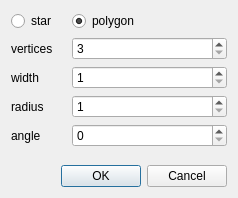
Before: the Qt Designer form lib/polygon/polygondialog.ui in BigCubeCat/paint, drawn with Qt 5.
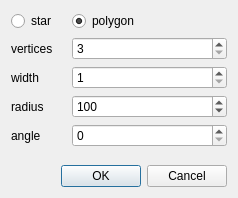
After: the same form once the commit is applied. Icons and pictures are not drawn.

Patch:
```diff
--- a/lib/polygon/polygondialog.ui
+++ b/lib/polygon/polygondialog.ui
@@ -65,6 +65,9 @@
        <property name="maximum">
         <number>10000</number>
        </property>
+       <property name="value">
+        <number>100</number>
+       </property>
       </widget>
      </item>
      <item row="4" column="0">
```
